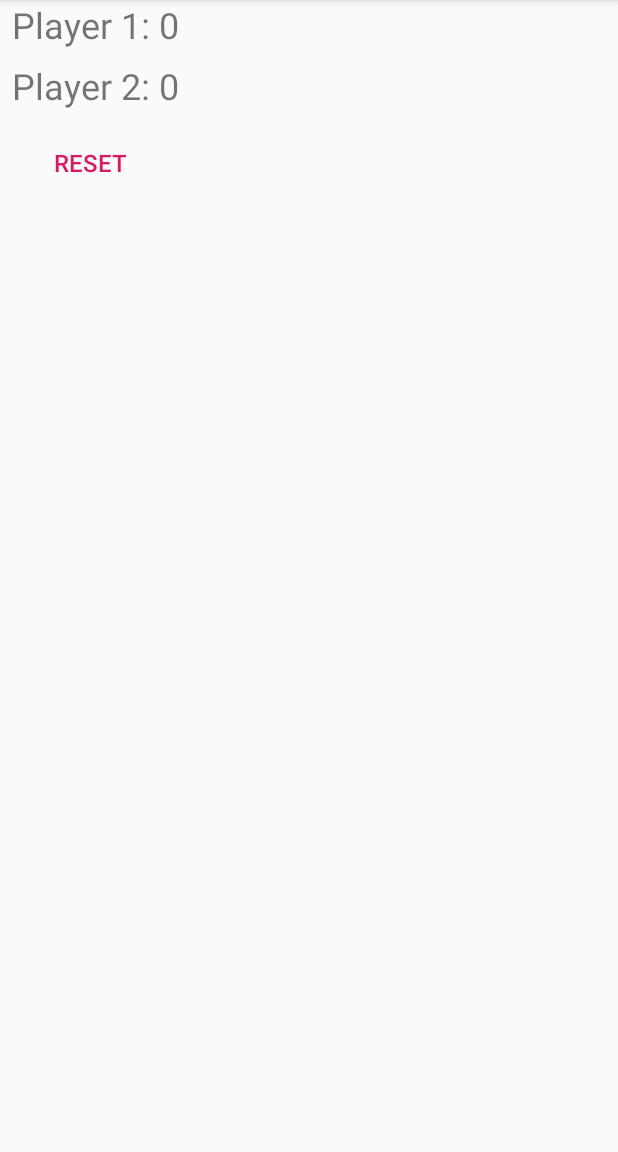
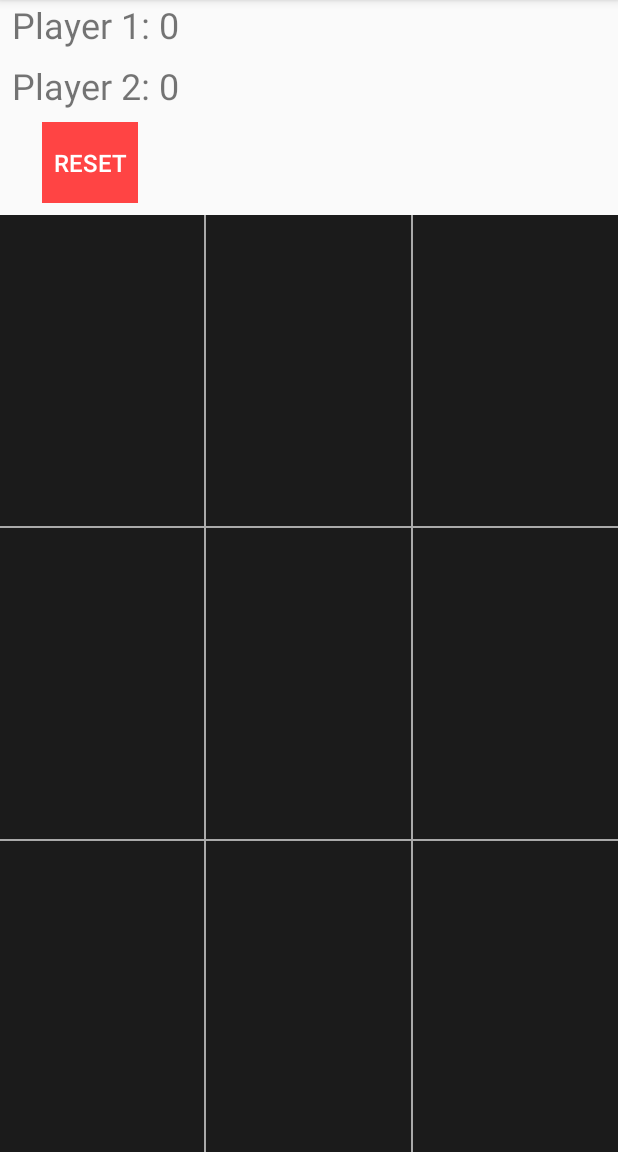
Before and after one commit to Igelness/TicTacToe, an Android app: the screen it shows after launch (MainActivity), on a phone screen of 412 x 824 dp, the part 84-1236 px from its top. Run offline under Robolectric (Android 15) with nearby library versions, the phone set to English and light mode, and no system bars.

Commit message:
Change colors

```diff
--- a/app/src/main/res/layout/activity_main.xml
+++ b/app/src/main/res/layout/activity_main.xml
@@ -33,8 +33,7 @@
             android:textSize="24sp"
             app:layout_constraintStart_toStartOf="parent"
             app:layout_constraintTop_toBottomOf="@+id/tv_pl1"
-            android:freezesText="true"
-            />
+            android:freezesText="true" />
 
         <Button
             android:id="@+id/button_reset"
@@ -44,8 +43,12 @@
             android:layout_marginStart="8dp"
             android:layout_marginTop="8dp"
             android:layout_marginEnd="8dp"
+            android:layout_marginBottom="8dp"
+            android:background="@android:color/holo_red_light"
             android:text="@string/reset"
+            android:textColor="@android:color/white"
             android:textSize="16sp"
+            app:layout_constraintBottom_toBottomOf="parent"
             app:layout_constraintEnd_toEndOf="parent"
             app:layout_constraintStart_toStartOf="parent"
             app:layout_constraintTop_toBottomOf="@+id/tv_pl2" />
@@ -64,7 +67,15 @@
             android:layout_width="0dp"
             android:layout_height="match_parent"
             android:layout_weight="1"
-            android:freezesText="true"/>
+            android:freezesText="true"
+            android:background="#1B1B1B"
+            android:textColor="#3C4DAE"
+            android:textSize="36sp"/>
+
+        <View
+            android:layout_width="1dp"
+            android:layout_height="match_parent"
+            android:background="@android:color/darker_gray"/>
 
         <Button
             android:id="@+id/button_01"
@@ -72,7 +83,16 @@
             android:layout_width="0dp"
             android:layout_height="match_parent"
             android:layout_weight="1"
-            android:freezesText="true"/>
+            android:freezesText="true"
+            android:background="#1B1B1B"
+            android:textColor="#3C4DAE"
+            android:textSize="36sp"/>
+
+        <View
+            android:layout_width="1dp"
+            android:layout_height="match_parent"
+            android:background="@android:color/darker_gray"
+            android:textSize="36sp"/>
 
         <Button
             android:id="@+id/button_02"
@@ -80,9 +100,18 @@
             android:layout_width="0dp"
             android:layout_height="match_parent"
             android:layout_weight="1"
-            android:freezesText="true"/>
+            android:freezesText="true"
+            android:background="#1B1B1B"
+            android:textColor="#3C4DAE"
+            android:textSize="36sp"/>
 
     </LinearLayout>
+
+    <View
+        android:layout_width="match_parent"
+        android:layout_height="1dp"
+        android:background="@android:color/darker_gray"/>
+
     <LinearLayout
         android:layout_width="match_parent"
         android:layout_height="0dp"
@@ -95,7 +124,15 @@
             android:layout_width="0dp"
             android:layout_height="match_parent"
             android:layout_weight="1"
-            android:freezesText="true"/>
+            android:freezesText="true"
+            android:background="#1B1B1B"
+            android:textColor="#3C4DAE"
+            android:textSize="36sp"/>
+
+        <View
+            android:layout_width="1dp"
+            android:layout_height="match_parent"
+            android:background="@android:color/darker_gray"/>
 
         <Button
             android:id="@+id/button_11"
@@ -103,7 +140,15 @@
             android:layout_width="0dp"
             android:layout_height="match_parent"
             android:layout_weight="1"
-            android:freezesText="true"/>
+            android:freezesText="true"
+            android:background="#1B1B1B"
+            android:textColor="#3C4DAE"
+            android:textSize="36sp"/>
+
+        <View
+            android:layout_width="1dp"
+            android:layout_height="match_parent"
+            android:background="@android:color/darker_gray"/>
 
         <Button
             android:id="@+id/button_12"
@@ -111,9 +156,19 @@
             android:layout_width="0dp"
             android:layout_height="match_parent"
             android:layout_weight="1"
-            android:freezesText="true"/>
+            android:freezesText="true"
+            android:background="#1B1B1B"
+            android:textColor="#3C4DAE"
+            android:textSize="36sp"/>
+
+
 
     </LinearLayout>
+
+    <View
+        android:layout_width="match_parent"
+        android:layout_height="1dp"
+        android:background="@android:color/darker_gray"/>
 
     <LinearLayout
         android:layout_width="match_parent"
@@ -127,7 +182,16 @@
             android:layout_width="0dp"
             android:layout_height="match_parent"
             android:layout_weight="1"
-            android:freezesText="true"/>
+            android:freezesText="true"
+            android:background="#1B1B1B"
+            android:textColor="#3C4DAE"
+            tools:text="@string/cross"
+            android:textSize="36sp"/>
+
+        <View
+            android:layout_width="1dp"
+            android:layout_height="match_parent"
+            android:background="@android:color/darker_gray"/>
 
         <Button
             android:id="@+id/button_21"
@@ -135,7 +199,16 @@
             android:layout_width="0dp"
             android:layout_height="match_parent"
             android:layout_weight="1"
-            android:freezesText="true"/>
+            android:freezesText="true"
+            android:background="#1B1B1B"
+            android:textColor="#3C4DAE"
+            android:textSize="36sp"/>
+
+        <View
+            android:layout_width="1dp"
+            android:layout_height="match_parent"
+            android:background="@android:color/darker_gray"
+            android:textSize="36sp"/>
 
         <Button
             android:id="@+id/button_22"
@@ -143,7 +216,10 @@
             android:layout_width="0dp"
             android:layout_height="match_parent"
             android:layout_weight="1"
-            android:freezesText="true"/>
+            android:freezesText="true"
+            android:background="#1B1B1B"
+            android:textColor="#3C4DAE"
+            android:textSize="36sp"/>
 
     </LinearLayout>
 
--- a/app/src/main/res/values/colors.xml
+++ b/app/src/main/res/values/colors.xml
@@ -3,4 +3,5 @@
     <color name="colorPrimary">#008577</color>
     <color name="colorPrimaryDark">#00574B</color>
     <color name="colorAccent">#D81B60</color>
+    <color name="colorCross">#F73E7D</color>
 </resources>
```
